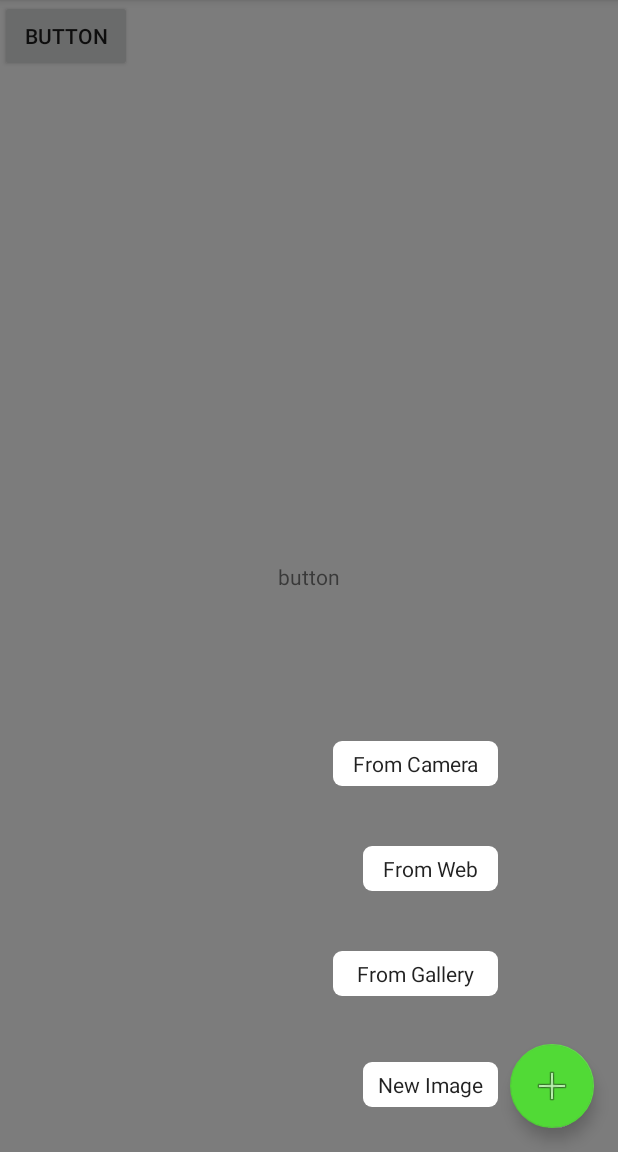
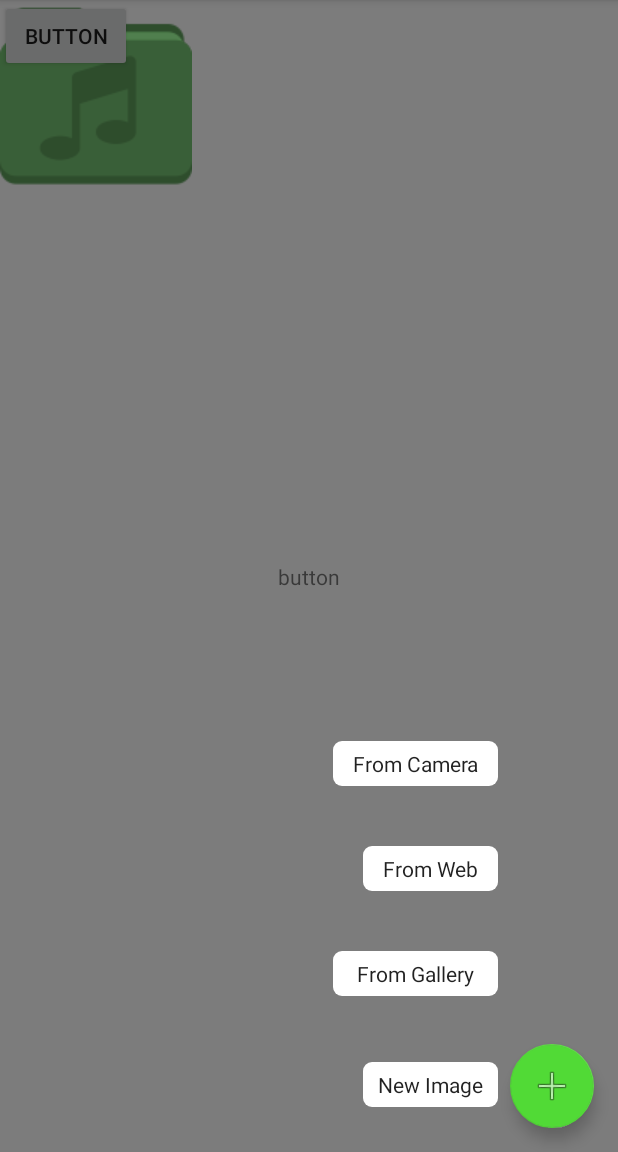
Before and after one commit to Wymancheung/TransposeApp, an Android app: the screen it shows after launch (MainActivity), after a tap on an icon or button, on a phone screen of 412 x 824 dp, the part 84-1236 px from its top. Run offline under Robolectric (Android 15) with nearby library versions, the phone set to English and light mode, and no system bars; 1 other tap on this screen came first.

```diff
--- a/app/src/main/AndroidManifest.xml
+++ b/app/src/main/AndroidManifest.xml
@@ -1,6 +1,8 @@
 <?xml version="1.0" encoding="utf-8"?>
 <manifest xmlns:android="http://schemas.android.com/apk/res/android"
     package="com.comp4521gp01.transposeapp">
+
+    <uses-permission android:name="android.permission.WRITE_EXTERNAL_STORAGE" />
 
     <application
         android:allowBackup="true"
--- a/app/src/main/res/layout/content_main.xml
+++ b/app/src/main/res/layout/content_main.xml
@@ -24,4 +24,12 @@
         android:layout_height="wrap_content"
         android:text="Button" />
 
+    <ImageView
+        android:id="@+id/imageView"
+        android:layout_width="128dp"
+        android:layout_height="128dp"
+        app:srcCompat="@drawable/icon"
+        tools:layout_editor_absoluteX="128dp"
+        tools:layout_editor_absoluteY="89dp" />
+
 </android.support.constraint.ConstraintLayout>
```
Also changed, not shown: app/src/main/java/com/comp4521gp01/transposeapp/MainActivity.java (+73 -0 lines).
